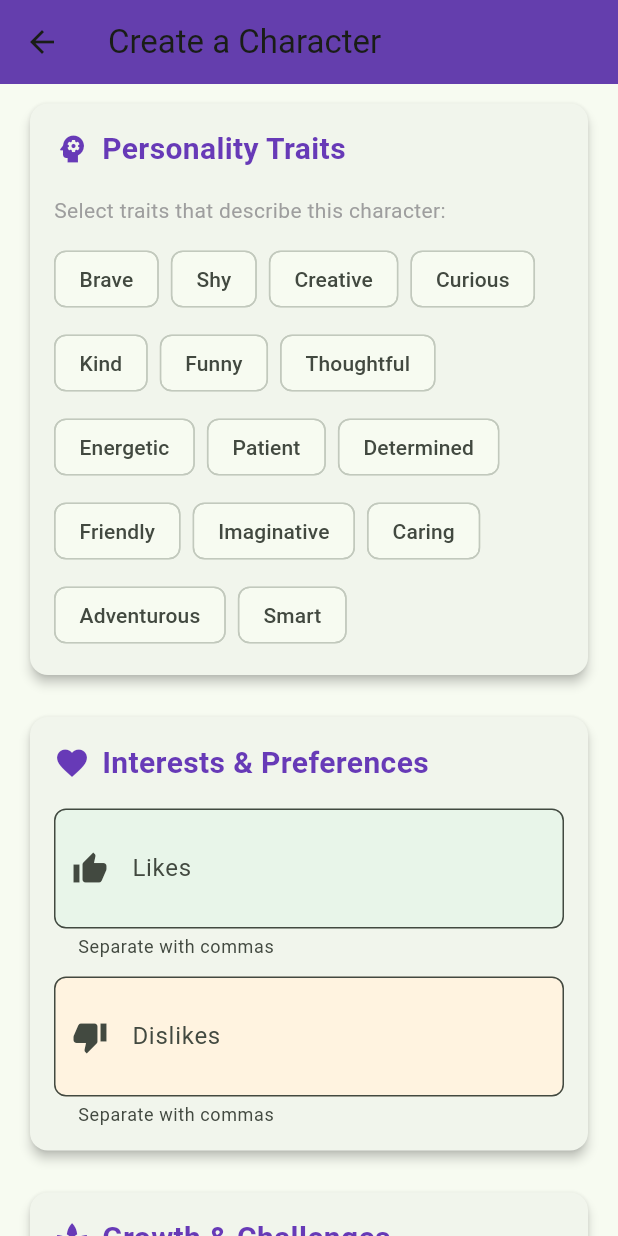
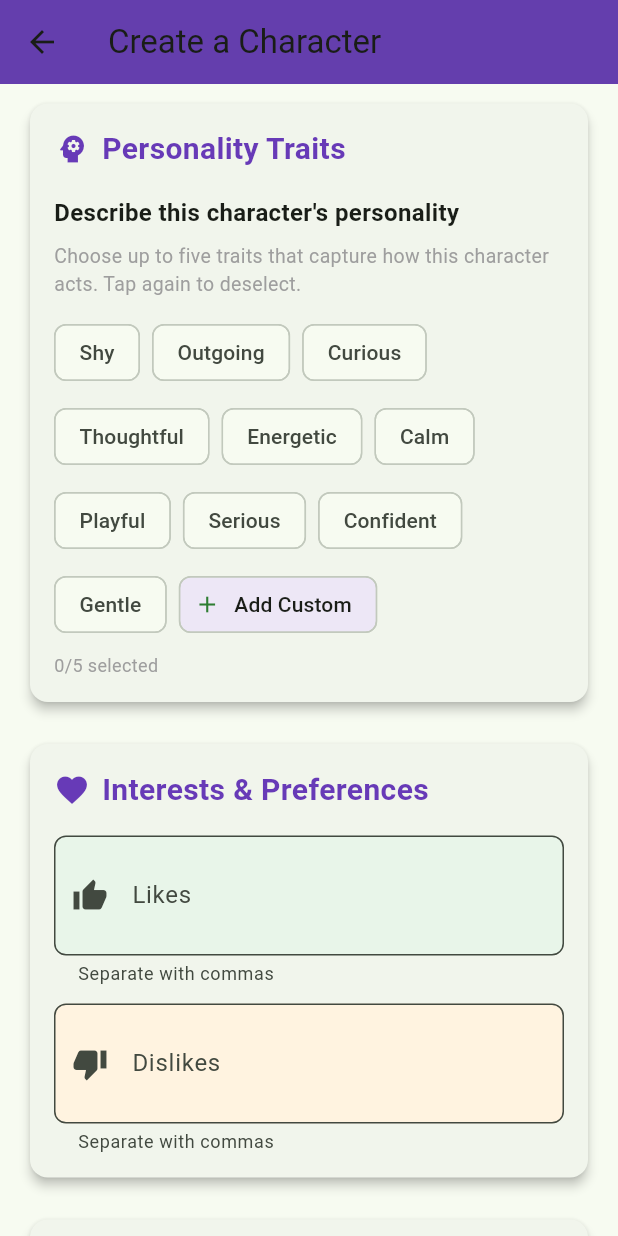
Before and after one commit to darcy0408/story-weaver-app, a Flutter app: the CharacterCreationScreenEnhanced screen opened directly, scrolled down 1152 dp, on a phone screen of 412 x 824 dp. Run offline on Flutter 3.47's test engine with Material 3 defaults, Android fonts, the phone set to English and light mode, and no system bars; our stand-ins replace flutter_tts, google_generative_ai, shared_preferences; accounts and stored records are empty; network calls fail.

Commit message:
Wire progression unlocks to character creation UI
Integrated the progression system with character creation to gate features behind unlocks and premium access.

Modified files:
- lib/character_creation_screen_enhanced.dart
  * Added ProgressionService import and instance
  * Added state variables to track unlocks (_hasFantasyMode, _hasAnimalEarsTails, _hasPremium)
  * Added _loadUnlocks() method called in initState
  * Updated _buildCharacterTypeSection() to show lock icons for locked character types

Character type gating:
- Wizard/Witch: Locked until user creates 5 stories (Fantasy Mode unlock)
- Animal Friend: Locked until user creates 10 stories (Animal Ears & Tails unlock)
- Superhero: Locked behind premium (BYOK or paid subscription)
- All other types: Always available

UX improvements:
- Lock icon (🔒) shown on locked options
- Locked chips are greyed out and disabled
- Tapping locked chip shows snackbar: "Unlock at 5 stories!" or "Premium feature - Use BYOK or subscribe"
- GestureDetector wraps chips to handle tap feedback on locked items

This completes the unlock loop - users create stories → hit milestones → see celebration → unlock new character types!

🤖 Generated with [Claude Code](https://claude.com/claude-code)

Co-Authored-By: Claude <noreply@anthropic.com>

```diff
--- a/lib/character_creation_screen_enhanced.dart
+++ b/lib/character_creation_screen_enhanced.dart
@@ -5,7 +5,10 @@ import 'package:http/http.dart' as http;
 import 'superhero_name_generator.dart';
 import 'avatar_builder_screen.dart';
 import 'avatar_models.dart';
+import 'character_traits_data.dart';
 import 'customizable_avatar_widget.dart';
+import 'widgets/multi_select_chip_field.dart';
+import 'services/progression_service.dart';
 
 class CharacterCreationScreenEnhanced extends StatefulWidget {
   const CharacterCreationScreenEnhanced({super.key});
@@ -18,7 +21,11 @@ class CharacterCreationScreenEnhanced extends StatefulWidget {
 class _CharacterCreationScreenEnhancedState
     extends State<CharacterCreationScreenEnhanced> {
   final _formKey = GlobalKey<FormState>();
+  final _progressionService = ProgressionService();
   bool _isLoading = false;
+  bool _hasFantasyMode = false;
+  bool _hasAnimalEarsTails = false;
+  bool _hasPremium = false;
 
   // Basic Info
   final _nameController = TextEditingController();
@@ -41,7 +48,10 @@ class _CharacterCreationScreenEnhancedState
   CharacterAvatar _avatar = CharacterAvatar.defaultAvatar;
 
   // Personality
-  final Set<String> _selectedTraits = {};
+  final Set<String> _selectedPersonalityTraits = <String>{};
+
+  // Strengths
+  final Set<String> _selectedStrengths = <String>{};
 
   // Interests & Preferences
   final _likesController = TextEditingController();
@@ -49,10 +59,40 @@ class _CharacterCreationScreenEnhancedState
 
   // Therapeutic Elements
   final _fearsController = TextEditingController();
-  final _strengthsController = TextEditingController();
   final _goalsController = TextEditingController();
   final _challengesController = TextEditingController();
   final _comfortItemController = TextEditingController();
+
+  @override
+  void initState() {
+    super.initState();
+    _nameController.addListener(_handleNameChanged);
+    _loadUnlocks();
+  }
+
+  Future<void> _loadUnlocks() async {
+    final hasFantasy = await _progressionService.hasAccessToFeature(
+      UnlockableFeatures.fantasyMode,
+    );
+    final hasAnimal = await _progressionService.hasAccessToFeature(
+      UnlockableFeatures.animalEarsTails,
+    );
+    final hasPremium = await _progressionService.hasPremiumAccess();
+
+    if (mounted) {
+      setState(() {
+        _hasFantasyMode = hasFantasy;
+        _hasAnimalEarsTails = hasAnimal;
+        _hasPremium = hasPremium;
+      });
+    }
+  }
+
+  void _handleNameChanged() {
+    if (mounted) {
+      setState(() {});
+    }
+  }
 
   List<String> _splitCSV(String text) {
     if (text.trim().isEmpty) return <String>[];
@@ -61,6 +101,17 @@ class _CharacterCreationScreenEnhancedState
         .map((e) => e.trim())
         .where((e) => e.isNotEmpty)
         .toList();
+  }
+
+  String _characterDisplayName() {
+    final name = _nameController.text.trim();
+    return name.isEmpty ? 'this character' : name;
+  }
+
+  String _characterPossessive() {
+    final name = _nameController.text.trim();
+    if (name.isEmpty) return 'this character\'s';
+    return name.toLowerCase().endsWith('s') ? '$name\'' : '$name\'s';
   }
 
   Future<void> _openAvatarBuilder() async {
@@ -102,7 +153,7 @@ class _CharacterCreationScreenEnhancedState
         borderRadius: BorderRadius.circular(16),
         boxShadow: [
           BoxShadow(
-            color: Colors.black.withOpacity(0.08),
+            color: Colors.black.withValues(alpha: 0.08),
             blurRadius: 10,
             offset: const Offset(0, 4),
           ),
@@ -186,7 +237,8 @@ class _CharacterCreationScreenEnhancedState
         'outfit': _outfitController.text.trim(),
 
         // Personality
-        'traits': _selectedTraits.toList(),
+        'traits': _selectedPersonalityTraits.toList(),
+        'personality_traits': _selectedPersonalityTraits.toList(),
 
         // Interests
         'likes': _splitCSV(_likesController.text),
@@ -194,7 +246,7 @@ class _CharacterCreationScreenEnhancedState
 
         // Therapeutic
         'fears': _splitCSV(_fearsController.text),
-        'strengths': _splitCSV(_strengthsController.text),
+        'strengths': _selectedStrengths.toList(),
         'goals': _splitCSV(_goalsController.text),
         'challenge': _challengesController.text.trim().isEmpty
             ? null
@@ -244,6 +296,7 @@ class _CharacterCreationScreenEnhancedState
 
   @override
   void dispose() {
+    _nameController.removeListener(_handleNameChanged);
     _nameController.dispose();
     _ageController.dispose();
     _superheroNameController.dispose();
@@ -253,7 +306,6 @@ class _CharacterCreationScreenEnhancedState
     _likesController.dispose();
     _dislikesController.dispose();
     _fearsController.dispose();
-    _strengthsController.dispose();
     _goalsController.dispose();
     _challengesController.dispose();
     _comfortItemController.dispose();
@@ -456,17 +508,19 @@ class _CharacterCreationScreenEnhancedState
 
   Widget _buildCharacterTypeSection() {
     final types = [
-      {'name': 'Superhero', 'icon': Icons.flash_on, 'color': Colors.red},
-      {'name': 'Princess/Prince', 'icon': Icons.castle, 'color': Colors.pink},
-      {'name': 'Explorer', 'icon': Icons.explore, 'color': Colors.orange},
+      {'name': 'Superhero', 'icon': Icons.flash_on, 'color': Colors.red, 'locked': !_hasPremium, 'unlockMsg': 'Premium feature - Use BYOK or subscribe'},
+      {'name': 'Princess/Prince', 'icon': Icons.castle, 'color': Colors.pink, 'locked': false},
+      {'name': 'Explorer', 'icon': Icons.explore, 'color': Colors.orange, 'locked': false},
       {
         'name': 'Wizard/Witch',
         'icon': Icons.auto_fix_high,
-        'color': Colors.purple
+        'color': Colors.purple,
+        'locked': !_hasFantasyMode,
+        'unlockMsg': 'Unlock at 5 stories!'
       },
-      {'name': 'Scientist', 'icon': Icons.science, 'color': Colors.blue},
-      {'name': 'Animal Friend', 'icon': Icons.pets, 'color': Colors.green},
-      {'name': 'Everyday Kid', 'icon': Icons.child_care, 'color': Colors.teal},
+      {'name': 'Scientist', 'icon': Icons.science, 'color': Colors.blue, 'locked': false},
+      {'name': 'Animal Friend', 'icon': Icons.pets, 'color': Colors.green, 'locked': !_hasAnimalEarsTails, 'unlockMsg': 'Unlock at 10 stories!'},
+      {'name': 'Everyday Kid', 'icon': Icons.child_care, 'color': Colors.teal, 'locked': false},
     ];
 
     return _buildSectionCard(
@@ -477,28 +531,47 @@ class _CharacterCreationScreenEnhancedState
           spacing: 8,
           runSpacing: 8,
           children: types.map((type) {
-            final isSelected = _characterType == type['name'];
-            return ChoiceChip(
+            final typeName = type['name'] as String;
+            final isSelected = _characterType == typeName;
+            final isLocked = type['locked'] as bool;
+            final unlockMsg = type['unlockMsg'] as String?;
+
+            return GestureDetector(
+              onTap: isLocked && unlockMsg != null ? () {
+                ScaffoldMessenger.of(context).showSnackBar(
+                  SnackBar(
+                    content: Text(unlockMsg),
+                    backgroundColor: Colors.orange,
+                    duration: const Duration(seconds: 3),
+                  ),
+                );
+              } : null,
+              child: ChoiceChip(
                 label: Row(
                   mainAxisSize: MainAxisSize.min,
                   children: [
+                    if (isLocked)
+                      const Icon(Icons.lock, size: 16, color: Colors.grey)
+                    else
                       Icon(
                         type['icon'] as IconData,
                         size: 18,
                         color: isSelected ? Colors.white : type['color'] as Color,
                       ),
                     const SizedBox(width: 6),
-                  Text(type['name'] as String),
+                    Text(typeName),
                   ],
                 ),
                 selected: isSelected,
-              onSelected: (selected) {
-                setState(() => _characterType = type['name'] as String);
+                onSelected: isLocked ? null : (selected) {
+                  setState(() => _characterType = typeName);
                 },
                 selectedColor: type['color'] as Color,
+                backgroundColor: isLocked ? Colors.grey.shade200 : null,
                 labelStyle: TextStyle(
-                color: isSelected ? Colors.white : Colors.black87,
+                  color: isLocked ? Colors.grey : (isSelected ? Colors.white : Colors.black87),
                   fontWeight: isSelected ? FontWeight.bold : FontWeight.normal,
+                ),
               ),
             );
           }).toList(),
@@ -669,52 +742,26 @@ class _CharacterCreationScreenEnhancedState
   }
 
   Widget _buildPersonalitySection() {
-    final traits = [
-      'Brave',
-      'Shy',
-      'Creative',
-      'Curious',
-      'Kind',
-      'Funny',
-      'Thoughtful',
-      'Energetic',
-      'Patient',
-      'Determined',
-      'Friendly',
-      'Imaginative',
-      'Caring',
-      'Adventurous',
-      'Smart',
-    ];
-
+    final possessive = _characterPossessive();
     return _buildSectionCard(
       'Personality Traits',
       Icons.psychology,
       [
-        const Text('Select traits that describe this character:',
-            style: TextStyle(fontSize: 14, color: Colors.grey)),
-        const SizedBox(height: 12),
-        Wrap(
-          spacing: 8,
-          runSpacing: 8,
-          children: traits.map((trait) {
-            final isSelected = _selectedTraits.contains(trait);
-            return FilterChip(
-              label: Text(trait),
-              selected: isSelected,
-              onSelected: (selected) {
+        MultiSelectChipField(
+          title: 'Describe $possessive personality',
+          helperText:
+              'Choose up to five traits that capture how ${_characterDisplayName()} acts. Tap again to deselect.',
+          suggestions: CharacterTraitsData.personalityTraits,
+          initialSelection: _selectedPersonalityTraits,
+          maxSelection: 5,
+          fieldLabel: 'personality traits',
+          onChanged: (values) {
             setState(() {
-                  if (selected) {
-                    _selectedTraits.add(trait);
-                  } else {
-                    _selectedTraits.remove(trait);
-                  }
+              _selectedPersonalityTraits
+                ..clear()
+                ..addAll(values);
             });
           },
-              selectedColor: Colors.deepPurple.shade100,
-              checkmarkColor: Colors.deepPurple,
-            );
-          }).toList(),
         ),
       ],
     );
@@ -767,20 +814,23 @@ class _CharacterCreationScreenEnhancedState
               fontSize: 13, color: Colors.grey, fontStyle: FontStyle.italic),
         ),
         const SizedBox(height: 12),
-        TextFormField(
-          controller: _strengthsController,
-          decoration: InputDecoration(
-            labelText: 'Strengths/What They\'re Good At',
-            hintText: 'e.g., making friends, solving puzzles, being brave',
-            helperText: 'Separate with commas',
-            border: OutlineInputBorder(borderRadius: BorderRadius.circular(8)),
-            filled: true,
-            fillColor: Colors.blue[50],
-            prefixIcon: const Icon(Icons.star),
+        MultiSelectChipField(
+          title: 'What are ${_characterPossessive()} strengths?',
+          helperText:
+              'Pick up to five strengths that the story should highlight. Add custom ones if needed.',
+          suggestions: CharacterTraitsData.strengths,
+          initialSelection: _selectedStrengths,
+          maxSelection: 5,
+          fieldLabel: 'strengths',
+          onChanged: (values) {
+            setState(() {
+              _selectedStrengths
+                ..clear()
+                ..addAll(values);
+            });
+          },
         ),
-          maxLines: 2,
-        ),
-        const SizedBox(height: 12),
+        const SizedBox(height: 16),
         TextFormField(
           controller: _fearsController,
           decoration: InputDecoration(
```
Lines whose indentation alone changed are shown as unchanged.
